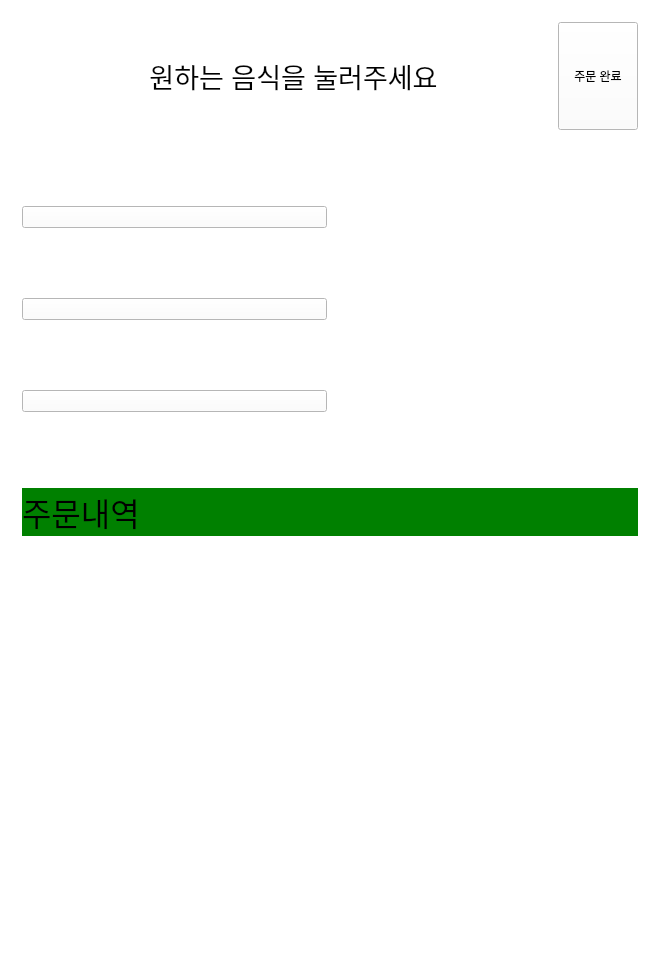
Before: the Qt Designer form Kiosk/mainwindow.ui in psy1064/Kiosk, drawn with Qt 5.
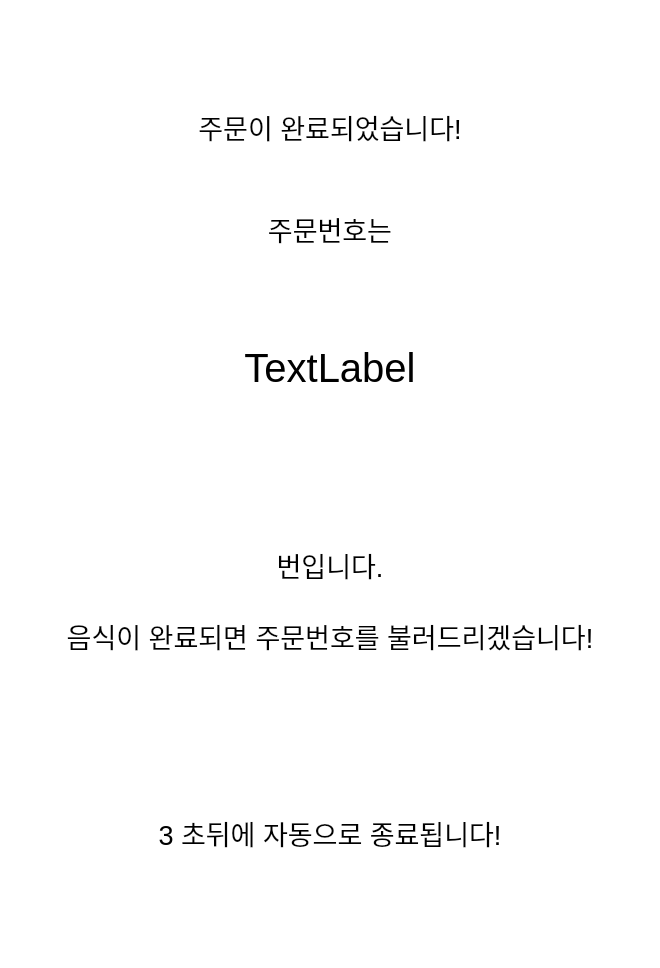
After: the same form once the commit is applied. Icons and pictures are not drawn. Custom widgets are drawn as their Qt base class.

```diff
--- a/Kiosk/mainwindow.ui
+++ b/Kiosk/mainwindow.ui
@@ -33,7 +33,7 @@
        <string notr="true"/>
       </property>
       <property name="currentIndex">
-       <number>2</number>
+       <number>5</number>
       </property>
       <widget class="QWidget" name="loading">
        <layout class="QVBoxLayout" name="verticalLayout">
@@ -141,11 +141,20 @@
             <item>
              <widget class="QPushButton" name="finishButton">
               <property name="sizePolicy">
-               <sizepolicy hsizetype="Preferred" vsizetype="Preferred">
+               <sizepolicy hsizetype="Minimum" vsizetype="Preferred">
                 <horstretch>0</horstretch>
                 <verstretch>0</verstretch>
                </sizepolicy>
               </property>
+              <property name="styleSheet">
+               <string notr="true">background-color: green;
+border-width: 2px;
+border-radius: 10px;
+font: bold 20px;
+min-width: 3em;
+padding: 6px;
+color:white;</string>
+              </property>
               <property name="text">
                <string>주문 완료</string>
               </property>
@@ -522,6 +531,93 @@
         </item>
        </layout>
       </widget>
+      <widget class="QWidget" name="finish">
+       <layout class="QGridLayout" name="gridLayout_4">
+        <item row="1" column="0">
+         <widget class="QLabel" name="label_6">
+          <property name="sizePolicy">
+           <sizepolicy hsizetype="Preferred" vsizetype="Preferred">
+            <horstretch>0</horstretch>
+            <verstretch>0</verstretch>
+           </sizepolicy>
+          </property>
+          <property name="font">
+           <font>
+            <pointsize>20</pointsize>
+           </font>
+          </property>
+          <property name="text">
+           <string>주문이 완료되었습니다!
+
+
+주문번호는</string>
+          </property>
+          <property name="alignment">
+           <set>Qt::AlignBottom|Qt::AlignHCenter</set>
+          </property>
+         </widget>
+        </item>
+        <item row="2" column="0">
+         <widget class="QLabel" name="ordernumber">
+          <property name="sizePolicy">
+           <sizepolicy hsizetype="Preferred" vsizetype="Minimum">
+            <horstretch>0</horstretch>
+            <verstretch>0</verstretch>
+           </sizepolicy>
+          </property>
+          <property name="font">
+           <font>
+            <pointsize>30</pointsize>
+           </font>
+          </property>
+          <property name="text">
+           <string>TextLabel</string>
+          </property>
+          <property name="alignment">
+           <set>Qt::AlignCenter</set>
+          </property>
+         </widget>
+        </item>
+        <item row="3" column="0">
+         <widget class="QLabel" name="callannounce">
+          <property name="sizePolicy">
+           <sizepolicy hsizetype="Minimum" vsizetype="Preferred">
+            <horstretch>0</horstretch>
+            <verstretch>0</verstretch>
+           </sizepolicy>
+          </property>
+          <property name="font">
+           <font>
+            <pointsize>20</pointsize>
+           </font>
+          </property>
+          <property name="text">
+           <string>번입니다.
+
+음식이 완료되면 주문번호를 불러드리겠습니다!</string>
+          </property>
+          <property name="alignment">
+           <set>Qt::AlignCenter</set>
+          </property>
+         </widget>
+        </item>
+        <item row="4" column="0">
+         <widget class="QLabel" name="countlabel">
+          <property name="font">
+           <font>
+            <pointsize>20</pointsize>
+           </font>
+          </property>
+          <property name="text">
+           <string>3 초뒤에 자동으로 종료됩니다!</string>
+          </property>
+          <property name="alignment">
+           <set>Qt::AlignCenter</set>
+          </property>
+         </widget>
+        </item>
+       </layout>
+      </widget>
      </widget>
     </item>
    </layout>
```
Left out of the diff: 57 changed lines with no effect on the pictures.
